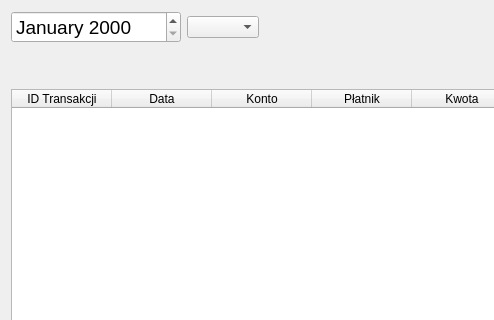
Above: income_and_expense/ribbon/report/transatcionshistorywindow.ui from Barto-Paja/GLMoney before the change; both pictures show x 0 to 494 and y 0 to 320 of the 1026 by 634 pixel window. Below: the same form after it.
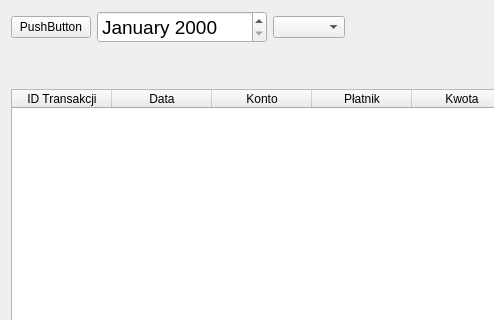
That is the form after the change.

What changed in the file:
```diff
--- a/income_and_expense/ribbon/report/transatcionshistorywindow.ui
+++ b/income_and_expense/ribbon/report/transatcionshistorywindow.ui
@@ -16,6 +16,13 @@
   <layout class="QVBoxLayout" name="verticalLayout">
    <item>
     <layout class="QHBoxLayout" name="horizontalLayout">
+     <item>
+      <widget class="QPushButton" name="pushButton_home">
+       <property name="text">
+        <string>PushButton</string>
+       </property>
+      </widget>
+     </item>
      <item>
       <widget class="QDateEdit" name="dateEdit_from">
        <property name="font">
```
Left out of the diff: 10 changed lines with no effect on the pictures.
